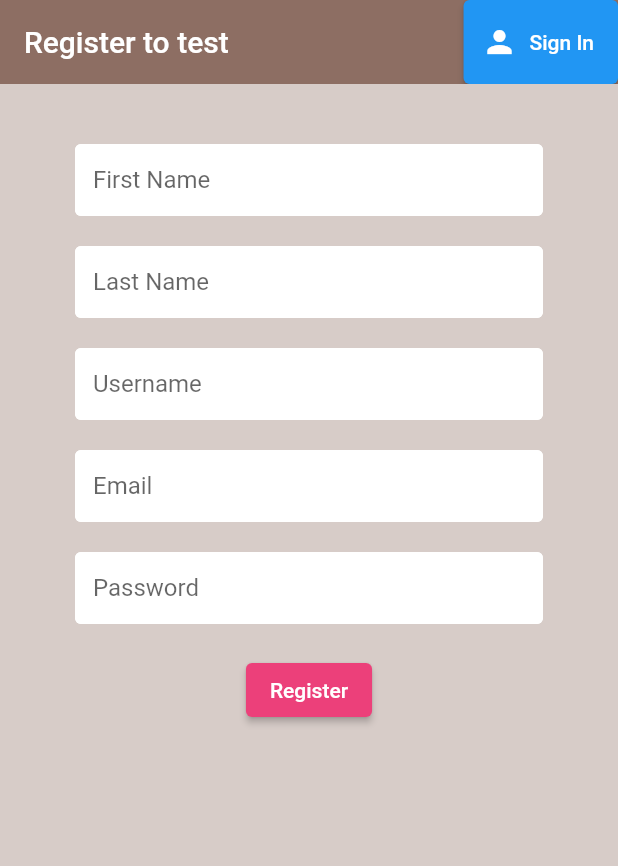
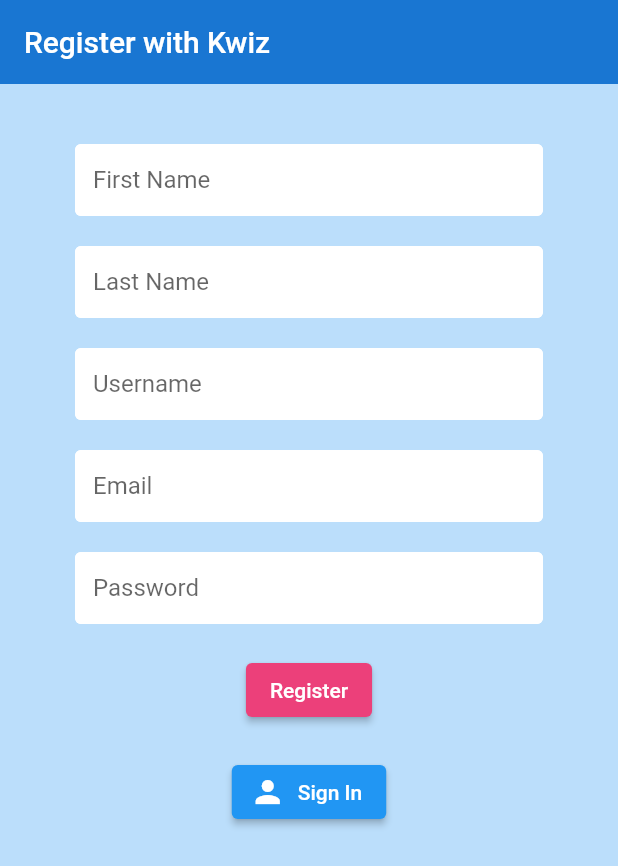
Before and after one commit to kaglet/kwiz_app, a Flutter app: the screen it shows after launch, after a tap on "Register", on a phone screen of 412 x 824 dp. Shown: the top 866 px of the screen. Run offline on Flutter 3.47's test engine with Material 2 defaults, Android fonts, the light colour scheme and no system bars; our stand-ins replace cloud_firestore, firebase_auth, firebase_core, flutter_spinkit; accounts and stored records are empty.

Commit message:
Changed location of sign in toggle button

```diff
--- a/lib/pages/authenticate/register.dart
+++ b/lib/pages/authenticate/register.dart
@@ -29,12 +29,12 @@
     return loading
         ? Loading()
         : Scaffold(
-            backgroundColor: Colors.brown[100],
+            backgroundColor: Colors.blue[100],
             appBar: AppBar(
-              backgroundColor: Colors.brown[400],
+              backgroundColor: Colors.blue[700],
               elevation: 0.0,
-              title: Text('Register to test'),
-              actions: <Widget>[
+              title: Text('Register with Kwiz'),
+              /*actions: <Widget>[
                 ElevatedButton.icon(
                   onPressed: () {
                     widget.toggleView!();
@@ -46,7 +46,7 @@
                         MaterialStateProperty.all(Colors.brown[350]),
                   ),
                 )
-              ],
+              ],*/
             ),
             body: Container(
                 padding: EdgeInsets.symmetric(vertical: 20.0, horizontal: 50.0),
@@ -141,6 +141,18 @@
                           ),
                         ),
                         SizedBox(height: 20.0),
+                        ElevatedButton.icon(
+                          onPressed: () {
+                            widget.toggleView!();
+                          },
+                          icon: Icon(Icons.person),
+                          label: Text('Sign In'),
+                          style: ButtonStyle(
+                            backgroundColor:
+                                MaterialStateProperty.all(Colors.brown[350]),
+                          ),
+                        ),
+                        SizedBox(height: 20.0),
                         Text(
                           error,
                           style: TextStyle(color: Colors.red, fontSize: 14.0),
--- a/lib/pages/authenticate/sign_in.dart
+++ b/lib/pages/authenticate/sign_in.dart
@@ -27,9 +27,9 @@
     return loading
         ? Loading()
         : Scaffold(
-            backgroundColor: Colors.brown[100],
+            backgroundColor: Colors.blue[100],
             appBar: AppBar(
-              backgroundColor: Colors.brown[400],
+              backgroundColor: Colors.blue[700],
               elevation: 0.0,
               title: Text('Sign in to Kwiz'),
               actions: <Widget>[
```
